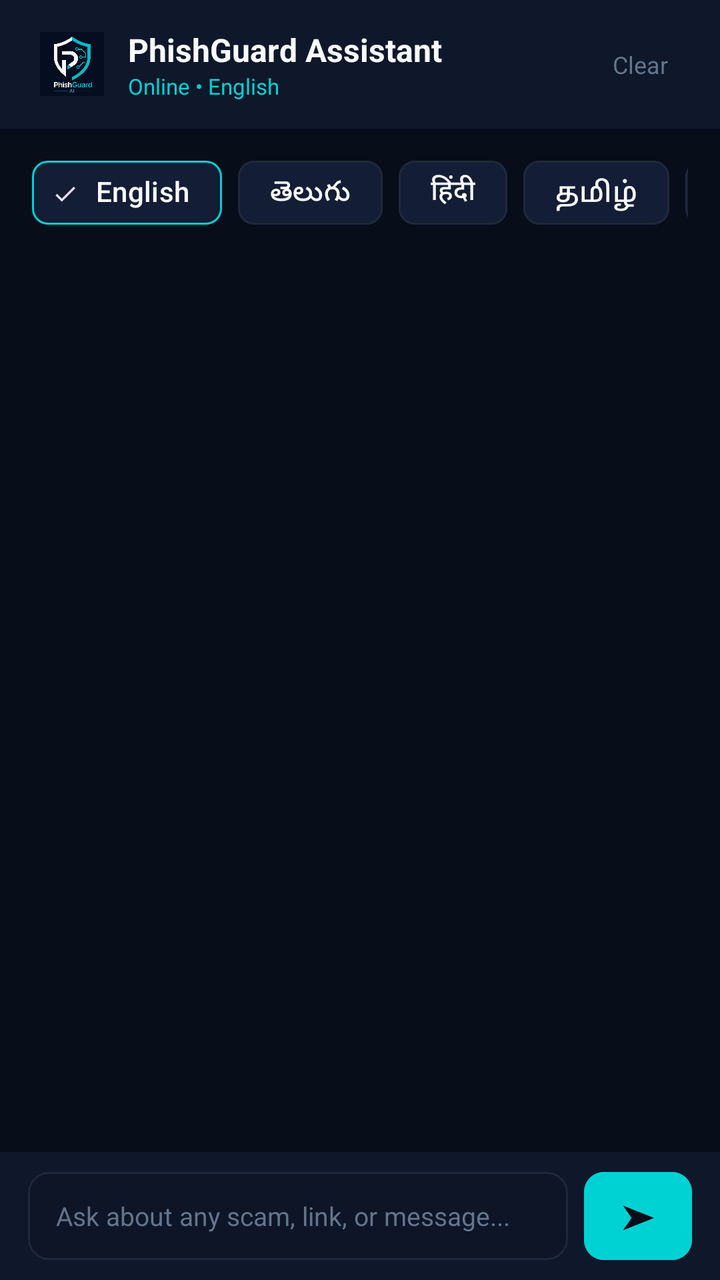
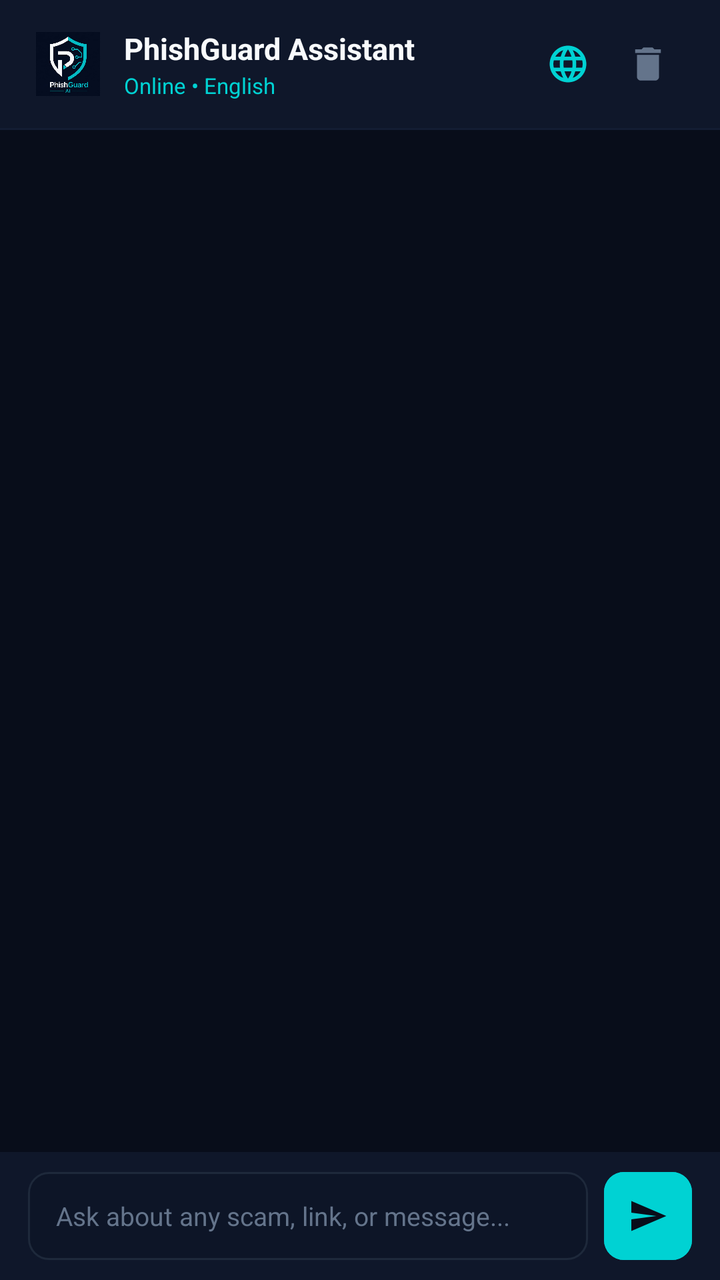

Before-and-after screenshots of an Android layout around one commit, followed by the original layout XML and the change that was made.
<!-- AndroidManifest.xml: application theme Theme.PhishGuardAI -->
<!-- res/layout/fragment_assistant.xml -->
<?xml version="1.0" encoding="utf-8"?>
<LinearLayout xmlns:android="http://schemas.android.com/apk/res/android"
    xmlns:app="http://schemas.android.com/apk/res-auto"
    android:layout_width="match_parent"
    android:layout_height="match_parent"
    android:background="@color/bg_dark"
    android:orientation="vertical">

    
    <LinearLayout
        android:layout_width="match_parent"
        android:layout_height="wrap_content"
        android:background="@color/surface_dark"
        android:gravity="center_vertical"
        android:orientation="horizontal"
        android:paddingHorizontal="20dp"
        android:paddingVertical="14dp">

        <ImageView
            android:layout_width="32dp"
            android:layout_height="32dp"
            android:src="@drawable/phishguard_logo" />

        <LinearLayout
            android:layout_width="0dp"
            android:layout_height="wrap_content"
            android:layout_marginStart="12dp"
            android:layout_weight="1"
            android:orientation="vertical">

            <TextView
                android:layout_width="wrap_content"
                android:layout_height="wrap_content"
                android:text="PhishGuard Assistant"
                android:textColor="@color/text_primary"
                android:textSize="16sp"
                android:textStyle="bold" />

            <TextView
                android:id="@+id/tvAssistantLangIndicator"
                android:layout_width="wrap_content"
                android:layout_height="wrap_content"
                android:text="Online • English"
                android:textColor="@color/accent_cyan"
                android:textSize="11sp" />
        </LinearLayout>

        <TextView
            android:id="@+id/btnClearChat"
            android:layout_width="wrap_content"
            android:layout_height="wrap_content"
            android:padding="6dp"
            android:text="Clear"
            android:textColor="@color/text_muted"
            android:textSize="12sp" />
    </LinearLayout>

    
    <HorizontalScrollView
        android:layout_width="match_parent"
        android:layout_height="wrap_content"
        android:background="@color/bg_dark"
        android:paddingHorizontal="16dp"
        android:paddingVertical="8dp"
        android:scrollbars="none">

        <com.google.android.material.chip.ChipGroup
            android:id="@+id/chipGroupLanguages"
            android:layout_width="wrap_content"
            android:layout_height="wrap_content"
            app:singleSelection="true">

            <com.google.android.material.chip.Chip
                android:id="@+id/chipLangEnglish"
                style="@style/Widget.Material3.Chip.Filter"
                android:layout_width="wrap_content"
                android:layout_height="wrap_content"
                android:checked="true"
                android:text="English"
                android:textColor="@color/text_primary"
                app:chipBackgroundColor="@color/card_bg"
                app:chipStrokeColor="@color/accent_cyan" />

            <com.google.android.material.chip.Chip
                android:id="@+id/chipLangTelugu"
                style="@style/Widget.Material3.Chip.Filter"
                android:layout_width="wrap_content"
                android:layout_height="wrap_content"
                android:text="తెలుగు"
                android:textColor="@color/text_primary"
                app:chipBackgroundColor="@color/card_bg"
                app:chipStrokeColor="@color/card_stroke" />

            <com.google.android.material.chip.Chip
                android:id="@+id/chipLangHindi"
                style="@style/Widget.Material3.Chip.Filter"
                android:layout_width="wrap_content"
                android:layout_height="wrap_content"
                android:text="हिंदी"
                android:textColor="@color/text_primary"
                app:chipBackgroundColor="@color/card_bg"
                app:chipStrokeColor="@color/card_stroke" />

            <com.google.android.material.chip.Chip
                android:id="@+id/chipLangTamil"
                style="@style/Widget.Material3.Chip.Filter"
                android:layout_width="wrap_content"
                android:layout_height="wrap_content"
                android:text="தமிழ்"
                android:textColor="@color/text_primary"
                app:chipBackgroundColor="@color/card_bg"
                app:chipStrokeColor="@color/card_stroke" />

            <com.google.android.material.chip.Chip
                android:id="@+id/chipLangKannada"
                style="@style/Widget.Material3.Chip.Filter"
                android:layout_width="wrap_content"
                android:layout_height="wrap_content"
                android:text="ಕನ್ನಡ"
                android:textColor="@color/text_primary"
                app:chipBackgroundColor="@color/card_bg"
                app:chipStrokeColor="@color/card_stroke" />

            <com.google.android.material.chip.Chip
                android:id="@+id/chipLangMalayalam"
                style="@style/Widget.Material3.Chip.Filter"
                android:layout_width="wrap_content"
                android:layout_height="wrap_content"
                android:text="മലയാളം"
                android:textColor="@color/text_primary"
                app:chipBackgroundColor="@color/card_bg"
                app:chipStrokeColor="@color/card_stroke" />

        </com.google.android.material.chip.ChipGroup>
    </HorizontalScrollView>

    
    <ScrollView
        android:id="@+id/scrollChat"
        android:layout_width="match_parent"
        android:layout_height="0dp"
        android:layout_weight="1"
        android:fillViewport="true"
        android:paddingHorizontal="16dp"
        android:paddingVertical="8dp">

        <LinearLayout
            android:id="@+id/containerChatMessages"
            android:layout_width="match_parent"
            android:layout_height="wrap_content"
            android:orientation="vertical" />
    </ScrollView>

    
    <ProgressBar
        android:id="@+id/pbChatLoading"
        android:layout_width="24dp"
        android:layout_height="24dp"
        android:layout_gravity="center_horizontal"
        android:layout_marginBottom="6dp"
        android:indeterminateTint="@color/accent_cyan"
        android:visibility="gone" />

    
    <LinearLayout
        android:layout_width="match_parent"
        android:layout_height="wrap_content"
        android:background="@color/surface_dark"
        android:gravity="center_vertical"
        android:orientation="horizontal"
        android:paddingHorizontal="14dp"
        android:paddingVertical="10dp">

        <EditText
            android:id="@+id/etChatInput"
            android:layout_width="0dp"
            android:layout_height="44dp"
            android:layout_weight="1"
            android:background="@drawable/bg_input_box"
            android:hint="Ask about any scam, link, or message..."
            android:paddingHorizontal="14dp"
            android:textColor="@color/text_primary"
            android:textColorHint="@color/text_muted"
            android:textSize="13sp" />

        <com.google.android.material.button.MaterialButton
            android:id="@+id/btnSendChat"
            android:layout_width="54dp"
            android:layout_height="44dp"
            android:layout_marginStart="8dp"
            android:backgroundTint="@color/accent_cyan"
            android:insetLeft="0dp"
            android:insetTop="0dp"
            android:insetRight="0dp"
            android:insetBottom="0dp"
            android:padding="0dp"
            android:text="➤"
            android:textColor="@color/bg_dark"
            android:textSize="16sp"
            android:textStyle="bold"
            app:cornerRadius="10dp" />

    </LinearLayout>

</LinearLayout>
<!-- resources referenced by this layout -->
<resources>
  <color name="accent_cyan">#00D2D3</color>
  <color name="bg_dark">#080D1A</color>
  <color name="card_bg">#131D35</color>
  <color name="card_stroke">#1E293B</color>
  <color name="surface_dark">#0F172A</color>
  <color name="text_muted">#64748B</color>
  <color name="text_primary">#F8FAFC</color>
  <!-- drawable bg_input_box (drawable) -->
  <?xml version="1.0" encoding="utf-8"?>
  <shape xmlns:android="http://schemas.android.com/apk/res/android"
      android:shape="rectangle">
      <solid android:color="#0D1527" />
      <stroke
          android:width="1dp"
          android:color="#1E293B" />
      <corners android:radius="10dp" />
  </shape>
  <!-- drawable phishguard_logo: png bitmap (drawable, 392188 bytes) -->
  <style name="Theme.PhishGuardAI" parent="Theme.Material3.Dark.NoActionBar">
          <item name="android:statusBarColor">@color/bg_dark</item>
          <item name="android:windowBackground">@color/bg_dark</item>
          <item name="colorPrimary">@color/accent_cyan</item>
          <item name="colorOnPrimary">#000000</item>
          <item name="colorSurface">@color/card_bg</item>
      </style>
</resources>

<!-- the commit's change to res/layout/fragment_assistant.xml (unified diff, before → after) -->
@@ -13,7 +13,7 @@
         android:background="@color/surface_dark"
         android:gravity="center_vertical"
         android:orientation="horizontal"
-        android:paddingHorizontal="20dp"
+        android:paddingHorizontal="18dp"
         android:paddingVertical="14dp">
 
         <ImageView
@@ -33,106 +33,51 @@
                 android:layout_height="wrap_content"
                 android:text="PhishGuard Assistant"
                 android:textColor="@color/text_primary"
-                android:textSize="16sp"
+                android:textSize="15sp"
                 android:textStyle="bold" />
 
             <TextView
                 android:id="@+id/tvAssistantLangIndicator"
                 android:layout_width="wrap_content"
                 android:layout_height="wrap_content"
+                android:layout_marginTop="1dp"
                 android:text="Online • English"
                 android:textColor="@color/accent_cyan"
                 android:textSize="11sp" />
         </LinearLayout>
 
-        <TextView
+        
+        <ImageView
+            android:id="@+id/btnAssistantSettings"
+            android:layout_width="36dp"
+            android:layout_height="36dp"
+            android:background="?selectableItemBackgroundBorderless"
+            android:clickable="true"
+            android:contentDescription="Select Language"
+            android:focusable="true"
+            android:padding="7dp"
+            android:src="@drawable/ic_globe"
+            app:tint="@color/accent_cyan" />
+
+        
+        <ImageView
             android:id="@+id/btnClearChat"
-            android:layout_width="wrap_content"
-            android:layout_height="wrap_content"
-            android:padding="6dp"
-            android:text="Clear"
-            android:textColor="@color/text_muted"
-            android:textSize="12sp" />
+            android:layout_width="36dp"
+            android:layout_height="36dp"
+            android:layout_marginStart="4dp"
+            android:background="?selectableItemBackgroundBorderless"
+            android:clickable="true"
+            android:contentDescription="Clear Conversation"
+            android:focusable="true"
+            android:padding="7dp"
+            android:src="@drawable/ic_trash"
+            app:tint="@color/text_muted" />
     </LinearLayout>
 
-    
-    <HorizontalScrollView
+    <View
         android:layout_width="match_parent"
-        android:layout_height="wrap_content"
-        android:background="@color/bg_dark"
-        android:paddingHorizontal="16dp"
-        android:paddingVertical="8dp"
-        android:scrollbars="none">
-
-        <com.google.android.material.chip.ChipGroup
-            android:id="@+id/chipGroupLanguages"
-            android:layout_width="wrap_content"
-            android:layout_height="wrap_content"
-            app:singleSelection="true">
-
-            <com.google.android.material.chip.Chip
-                android:id="@+id/chipLangEnglish"
-                style="@style/Widget.Material3.Chip.Filter"
-                android:layout_width="wrap_content"
-                android:layout_height="wrap_content"
-                android:checked="true"
-                android:text="English"
-                android:textColor="@color/text_primary"
-                app:chipBackgroundColor="@color/card_bg"
-                app:chipStrokeColor="@color/accent_cyan" />
-
-            <com.google.android.material.chip.Chip
-                android:id="@+id/chipLangTelugu"
-                style="@style/Widget.Material3.Chip.Filter"
-                android:layout_width="wrap_content"
-                android:layout_height="wrap_content"
-                android:text="తెలుగు"
-                android:textColor="@color/text_primary"
-                app:chipBackgroundColor="@color/card_bg"
-                app:chipStrokeColor="@color/card_stroke" />
-
-            <com.google.android.material.chip.Chip
-                android:id="@+id/chipLangHindi"
-                style="@style/Widget.Material3.Chip.Filter"
-                android:layout_width="wrap_content"
-                android:layout_height="wrap_content"
-                android:text="हिंदी"
-                android:textColor="@color/text_primary"
-                app:chipBackgroundColor="@color/card_bg"
-                app:chipStrokeColor="@color/card_stroke" />
-
-            <com.google.android.material.chip.Chip
-                android:id="@+id/chipLangTamil"
-                style="@style/Widget.Material3.Chip.Filter"
-                android:layout_width="wrap_content"
-                android:layout_height="wrap_content"
-                android:text="தமிழ்"
-                android:textColor="@color/text_primary"
-                app:chipBackgroundColor="@color/card_bg"
-                app:chipStrokeColor="@color/card_stroke" />
-
-            <com.google.android.material.chip.Chip
-                android:id="@+id/chipLangKannada"
-                style="@style/Widget.Material3.Chip.Filter"
-                android:layout_width="wrap_content"
-                android:layout_height="wrap_content"
-                android:text="ಕನ್ನಡ"
-                android:textColor="@color/text_primary"
-                app:chipBackgroundColor="@color/card_bg"
-                app:chipStrokeColor="@color/card_stroke" />
-
-            <com.google.android.material.chip.Chip
-                android:id="@+id/chipLangMalayalam"
-                style="@style/Widget.Material3.Chip.Filter"
-                android:layout_width="wrap_content"
-                android:layout_height="wrap_content"
-                android:text="മലയാളം"
-                android:textColor="@color/text_primary"
-                app:chipBackgroundColor="@color/card_bg"
-                app:chipStrokeColor="@color/card_stroke" />
-
-        </com.google.android.material.chip.ChipGroup>
-    </HorizontalScrollView>
+        android:layout_height="1dp"
+        android:background="#131D33" />
 
     
     <ScrollView
@@ -142,7 +87,7 @@
         android:layout_weight="1"
         android:fillViewport="true"
         android:paddingHorizontal="16dp"
-        android:paddingVertical="8dp">
+        android:paddingVertical="12dp">
 
         <LinearLayout
             android:id="@+id/containerChatMessages"
@@ -185,7 +130,7 @@
 
         <com.google.android.material.button.MaterialButton
             android:id="@+id/btnSendChat"
-            android:layout_width="54dp"
+            android:layout_width="44dp"
             android:layout_height="44dp"
             android:layout_marginStart="8dp"
             android:backgroundTint="@color/accent_cyan"
@@ -194,11 +139,12 @@
             android:insetRight="0dp"
             android:insetBottom="0dp"
             android:padding="0dp"
-            android:text="➤"
-            android:textColor="@color/bg_dark"
-            android:textSize="16sp"
-            android:textStyle="bold"
-            app:cornerRadius="10dp" />
+            app:cornerRadius="10dp"
+            app:icon="@drawable/ic_send"
+            app:iconGravity="textStart"
+            app:iconPadding="0dp"
+            app:iconSize="20dp"
+            app:iconTint="@color/bg_dark" />
 
     </LinearLayout>
 
<!-- resource entries referenced after the edit -->
@@ -3,7 +3,20 @@
   <color name="accent_cyan">#00D2D3</color>
   <color name="bg_dark">#080D1A</color>
   <color name="card_bg">#131D35</color>
-  <color name="card_stroke">#1E293B</color>
+  <style name="CustomBottomNavStyle" parent="Widget.Material3.BottomNavigationView">
+          <item name="itemActiveIndicatorStyle">@style/NoActiveIndicator</item>
+          <item name="itemTextAppearanceActive">@style/BottomNavText</item>
+          <item name="itemTextAppearanceInactive">@style/BottomNavText</item>
+      </style>
+  <style name="NoActiveIndicator">
+          <item name="android:color">@android:color/transparent</item>
+          <item name="android:width">0dp</item>
+          <item name="android:height">0dp</item>
+      </style>
+  <style name="BottomNavText">
+          <item name="android:textSize">10sp</item>
+          <item name="android:fontFamily">sans-serif-medium</item>
+      </style>
   <color name="surface_dark">#0F172A</color>
   <color name="text_muted">#64748B</color>
   <color name="text_primary">#F8FAFC</color>
@@ -17,6 +30,36 @@
           android:color="#1E293B" />
       <corners android:radius="10dp" />
   </shape>
+  <!-- drawable ic_globe (drawable) -->
+  <vector xmlns:android="http://schemas.android.com/apk/res/android"
+      android:width="24dp"
+      android:height="24dp"
+      android:viewportWidth="24"
+      android:viewportHeight="24">
+    <path
+        android:fillColor="#00D2D3"
+        android:pathData="M11.99,2C6.47,2 2,6.48 2,12s4.47,10 9.99,10C17.52,22 22,17.52 22,12S17.52,2 11.99,2zM18.92,8h-2.95c-0.32,-1.25 -0.78,-2.45 -1.38,-3.56 1.84,0.63 3.37,1.91 4.33,3.56zM12,4.04c0.83,1.2 1.48,2.53 1.91,3.96h-3.82c0.43,-1.43 1.08,-2.76 1.91,-3.96zM4.26,14C4.1,13.36 4,12.69 4,12s0.1,-1.36 0.26,-2h3.38c-0.08,0.66 -0.14,1.32 -0.14,2 0,0.68 0.06,1.34 0.14,2H4.26zM5.08,16h2.95c0.32,1.25 0.78,2.45 1.38,3.56 -1.84,-0.63 -3.37,-1.9 -4.33,-3.56zM8.03,8H5.08c0.96,-1.66 2.49,-2.93 4.33,-3.56C8.81,5.55 8.35,6.75 8.03,8zM12,19.96c-0.83,-1.2 -1.48,-2.53 -1.91,-3.96h3.82c-0.43,1.43 -1.08,2.76 -1.91,3.96zM14.34,14H9.66c-0.09,-0.66 -0.16,-1.32 -0.16,-2 0,-0.68 0.07,-1.35 0.16,-2h4.68c0.09,0.65 0.16,1.32 0.16,2 0,0.68 -0.07,1.34 -0.16,2zM14.59,19.56c0.6,-1.11 1.06,-2.31 1.38,-3.56h2.95c-0.96,1.65 -2.49,2.93 -4.33,3.56zM16.36,14c0.08,-0.66 0.14,-1.32 0.14,-2 0,-0.68 -0.06,-1.34 -0.14,-2h3.38c0.16,0.64 0.26,1.31 0.26,2s-0.1,1.36 -0.26,2h-3.38z"/>
+  </vector>
+  <!-- drawable ic_send (drawable) -->
+  <vector xmlns:android="http://schemas.android.com/apk/res/android"
+      android:width="24dp"
+      android:height="24dp"
+      android:viewportWidth="24"
+      android:viewportHeight="24">
+    <path
+        android:fillColor="#080D1A"
+        android:pathData="M2.01,21L23,12 2.01,3 2,10l15,2 -15,2z"/>
+  </vector>
+  <!-- drawable ic_trash (drawable) -->
+  <vector xmlns:android="http://schemas.android.com/apk/res/android"
+      android:width="24dp"
+      android:height="24dp"
+      android:viewportWidth="24"
+      android:viewportHeight="24">
+    <path
+        android:fillColor="#94A3B8"
+        android:pathData="M6,19c0,1.1 0.9,2 2,2h8c1.1,0 2,-0.9 2,-2V7H6v12zM19,4h-3.5l-1,-1h-5l-1,1H5v2h14V4z"/>
+  </vector>
   <!-- drawable phishguard_logo: png bitmap (drawable, 392188 bytes) -->
   <style name="Theme.PhishGuardAI" parent="Theme.Material3.Dark.NoActionBar">
           <item name="android:statusBarColor">@color/bg_dark</item>
@@ -24,6 +67,7 @@
           <item name="colorPrimary">@color/accent_cyan</item>
           <item name="colorOnPrimary">#000000</item>
           <item name="colorSurface">@color/card_bg</item>
+          <item name="bottomNavigationStyle">@style/CustomBottomNavStyle</item>
       </style>
 </resources>
 
